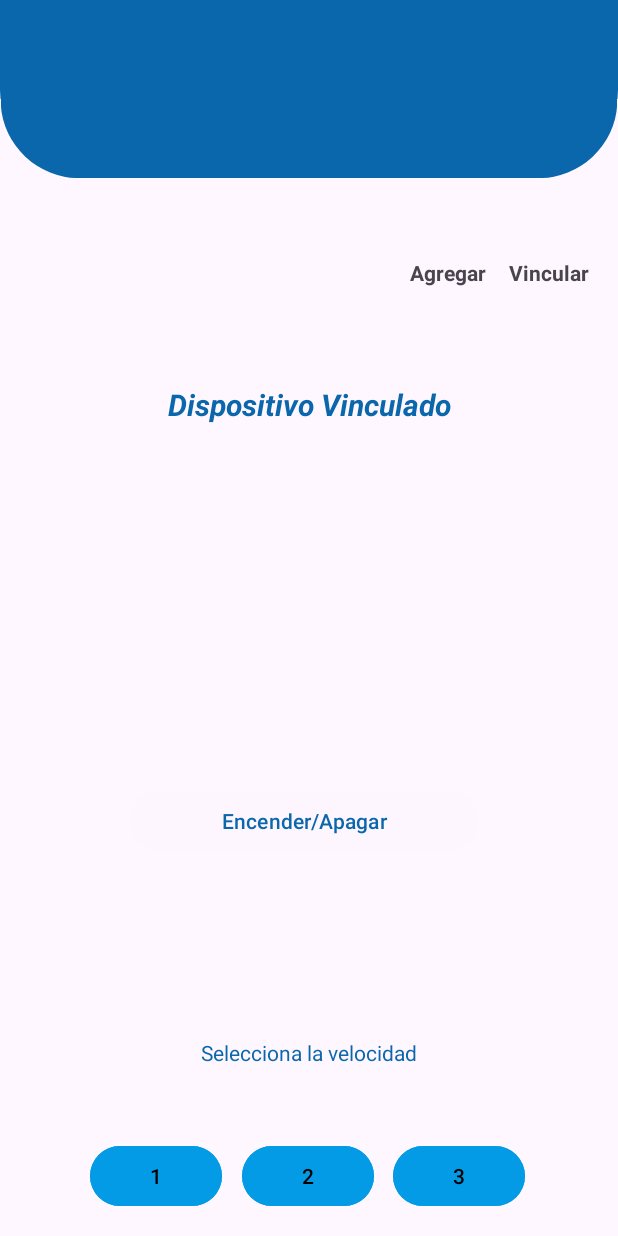
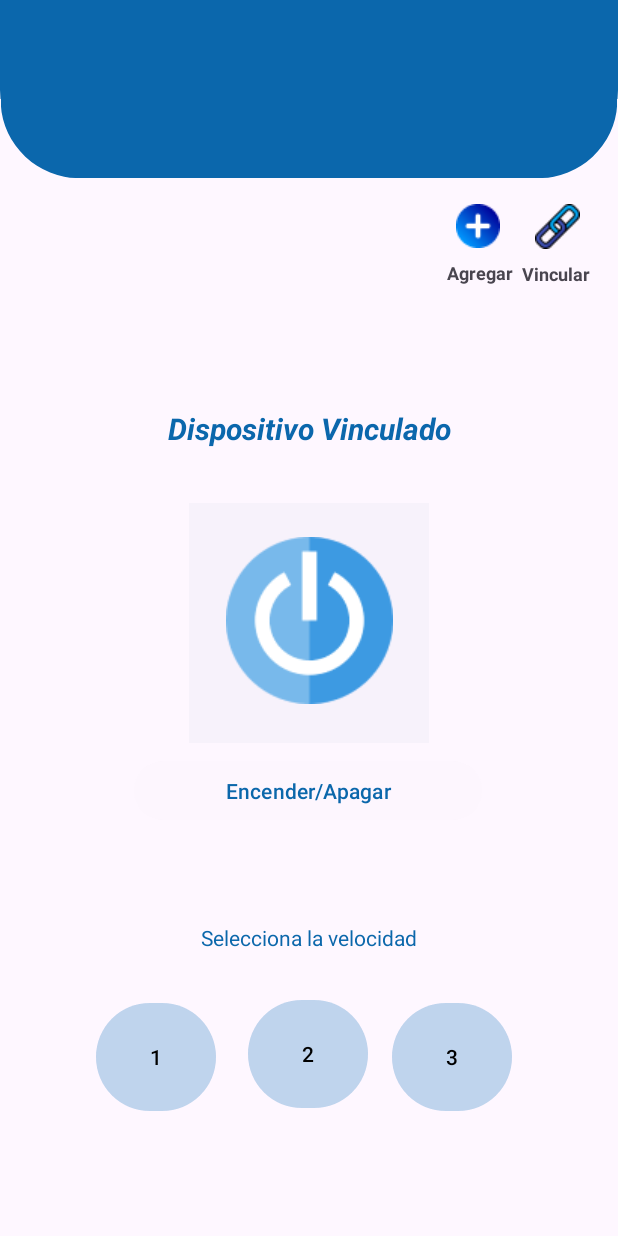
Before and after one commit to PedroJR45/Fanlink, an Android app: the Manejar_dispositivo screen opened directly, with no data from a screen before it, on a phone screen of 412 x 824 dp. Run offline under Robolectric (Android 15) with nearby library versions, the phone set to English and light mode, and no system bars.

Commit message:
Cambios id

```diff
--- a/app/src/main/AndroidManifest.xml
+++ b/app/src/main/AndroidManifest.xml
@@ -25,6 +25,9 @@
             android:name=".Iniciar_session"
             android:exported="false" />
         <activity
+            android:name=".registrarse"
+            android:exported="false" />
+        <activity
             android:name=".MainActivity"
             android:exported="true">
             <intent-filter>
@@ -33,6 +36,7 @@
                 <category android:name="android.intent.category.LAUNCHER" />
             </intent-filter>
         </activity>
+
     </application>
 
 </manifest>
--- a/app/src/main/res/layout/activity_manejar_dispositivo.xml
+++ b/app/src/main/res/layout/activity_manejar_dispositivo.xml
@@ -27,7 +27,7 @@
         android:id="@+id/textView4"
         android:layout_width="239dp"
         android:layout_height="55dp"
-        android:layout_marginTop="256dp"
+        android:layout_marginTop="272dp"
         android:text="Dispositivo Vinculado"
         android:textAlignment="center"
         android:textColor="#0B67AC"
@@ -41,88 +41,146 @@
         android:id="@+id/button"
         android:layout_width="232dp"
         android:layout_height="47dp"
-        android:layout_marginTop="212dp"
+        android:layout_marginTop="8dp"
         android:backgroundTint="#FDF6FE"
         android:text="Encender/Apagar"
         android:textColor="#0B67AB"
         app:layout_constraintEnd_toEndOf="parent"
-        app:layout_constraintHorizontal_bias="0.48"
+        app:layout_constraintHorizontal_bias="0.497"
         app:layout_constraintStart_toStartOf="parent"
-        app:layout_constraintTop_toBottomOf="@+id/textView4" />
+        app:layout_constraintTop_toBottomOf="@+id/view" />
 
     <TextView
         android:id="@+id/textView5"
         android:layout_width="224dp"
         android:layout_height="32dp"
-        android:layout_marginBottom="100dp"
+        android:layout_marginTop="25dp"
+        android:layout_marginBottom="144dp"
         android:text="Selecciona la velocidad"
         android:textAlignment="center"
         android:textColor="#0B67AB"
         app:layout_constraintBottom_toBottomOf="parent"
         app:layout_constraintEnd_toEndOf="parent"
         app:layout_constraintHorizontal_bias="0.497"
-        app:layout_constraintStart_toStartOf="parent" />
+        app:layout_constraintStart_toStartOf="parent"
+        app:layout_constraintTop_toBottomOf="@+id/button"
+        app:layout_constraintVertical_bias="0.545" />
 
     <Button
         android:id="@+id/button2"
-        android:layout_width="wrap_content"
-        android:layout_height="wrap_content"
+        android:layout_width="80dp"
+        android:layout_height="80dp"
         android:layout_marginBottom="16dp"
-        android:backgroundTint="#039BE5"
+        android:backgroundTint="#2D3887C3"
         android:text="1"
         app:layout_constraintBottom_toBottomOf="parent"
         app:layout_constraintEnd_toEndOf="parent"
-        app:layout_constraintHorizontal_bias="0.185"
-        app:layout_constraintStart_toStartOf="parent" />
+        app:layout_constraintHorizontal_bias="0.193"
+        app:layout_constraintStart_toStartOf="parent"
+        app:layout_constraintTop_toBottomOf="@+id/textView5"
+        app:layout_constraintVertical_bias="0.212" />
 
     <Button
         android:id="@+id/button3"
-        android:layout_width="wrap_content"
-        android:layout_height="wrap_content"
-        android:layout_marginBottom="16dp"
-        android:backgroundTint="#039BE5"
+        android:layout_width="80dp"
+        android:layout_height="80dp"
+        android:layout_marginStart="10dp"
+        android:layout_marginBottom="52dp"
+        android:backgroundTint="#2D3887C3"
         android:text="2"
         app:layout_constraintBottom_toBottomOf="parent"
         app:layout_constraintEnd_toEndOf="parent"
-        app:layout_constraintHorizontal_bias="0.498"
-        app:layout_constraintStart_toStartOf="parent" />
+        app:layout_constraintHorizontal_bias="0.062"
+        app:layout_constraintStart_toEndOf="@+id/button2"
+        app:layout_constraintTop_toBottomOf="@+id/textView5"
+        app:layout_constraintVertical_bias="0.338" />
 
     <Button
         android:id="@+id/button4"
-        android:layout_width="wrap_content"
-        android:layout_height="wrap_content"
+        android:layout_width="80dp"
+        android:layout_height="80dp"
         android:layout_marginBottom="16dp"
-        android:backgroundTint="#039BE5"
+        android:backgroundTint="#2D3887C3"
         android:text="3"
         app:layout_constraintBottom_toBottomOf="parent"
         app:layout_constraintEnd_toEndOf="parent"
-        app:layout_constraintHorizontal_bias="0.808"
-        app:layout_constraintStart_toStartOf="parent" />
+        app:layout_constraintHorizontal_bias="0.186"
+        app:layout_constraintStart_toEndOf="@+id/button3"
+        app:layout_constraintTop_toBottomOf="@+id/textView5"
+        app:layout_constraintVertical_bias="0.212" />
+
+    <View
+        android:id="@+id/view"
+        android:layout_width="160dp"
+        android:layout_height="160dp"
+        android:layout_marginTop="8dp"
+        android:background="#071A4C73"
+        app:layout_constraintEnd_toEndOf="parent"
+        app:layout_constraintStart_toStartOf="parent"
+        app:layout_constraintTop_toBottomOf="@+id/textView4" />
 
     <TextView
         android:id="@+id/textView6"
         android:layout_width="wrap_content"
         android:layout_height="wrap_content"
-        android:layout_marginTop="52dp"
+        android:layout_marginTop="8dp"
         android:text="Agregar"
+        android:textSize="12sp"
         android:textStyle="bold"
         app:layout_constraintEnd_toEndOf="parent"
-        app:layout_constraintHorizontal_bias="0.757"
+        app:layout_constraintHorizontal_bias="0.809"
         app:layout_constraintStart_toStartOf="parent"
-        app:layout_constraintTop_toBottomOf="@+id/fondoHome" />
+        app:layout_constraintTop_toBottomOf="@+id/imgAgregar" />
 
     <TextView
         android:id="@+id/textView8"
         android:layout_width="59dp"
         android:layout_height="19dp"
-        android:layout_marginTop="52dp"
+        android:layout_marginTop="8dp"
         android:text="Vincular"
         android:textAlignment="center"
+        android:textSize="12sp"
         android:textStyle="bold"
         app:layout_constraintEnd_toEndOf="parent"
-        app:layout_constraintHorizontal_bias="0.954"
+        app:layout_constraintHorizontal_bias="0.968"
         app:layout_constraintStart_toStartOf="parent"
-        app:layout_constraintTop_toBottomOf="@+id/fondoHome" />
+        app:layout_constraintTop_toBottomOf="@+id/imgVincular" />
+
+
+    <ImageView
+        android:id="@+id/imgAgregar"
+        android:layout_width="wrap_content"
+        android:layout_height="wrap_content"
+        android:layout_marginStart="304dp"
+        android:layout_marginTop="16dp"
+        app:layout_constraintStart_toStartOf="parent"
+        app:layout_constraintTop_toBottomOf="@+id/fondoHome"
+        app:srcCompat="@drawable/agregar" />
+
+    <ImageView
+        android:id="@+id/imgVincular"
+        android:layout_width="wrap_content"
+        android:layout_height="wrap_content"
+        android:layout_marginStart="20dp"
+        android:layout_marginTop="16dp"
+        android:layout_marginEnd="25dp"
+        app:layout_constraintEnd_toEndOf="parent"
+        app:layout_constraintHorizontal_bias="1.0"
+        app:layout_constraintStart_toEndOf="@+id/imgAgregar"
+        app:layout_constraintTop_toBottomOf="@+id/fondoHome"
+        app:srcCompat="@drawable/vincular" />
+
+    <ImageView
+        android:id="@+id/imageEncendidoApagado"
+        android:layout_width="wrap_content"
+        android:layout_height="wrap_content"
+        app:layout_constraintBottom_toBottomOf="@+id/view"
+        app:layout_constraintEnd_toEndOf="@+id/view"
+        app:layout_constraintHorizontal_bias="0.509"
+        app:layout_constraintStart_toStartOf="@+id/view"
+        app:layout_constraintTop_toTopOf="@+id/view"
+        app:layout_constraintVertical_bias="0.47"
+        app:srcCompat="@drawable/boton_encendido" />
 
 
 </androidx.constraintlayout.widget.ConstraintLayout>
```
Also changed, not shown: app/src/main/java/com/example/fanlynk/registrarse.kt (added, +21 -0 lines), app/src/main/res/layout/activity_home.xml (+17 -14 lines), app/src/main/res/layout/activity_iniciar_sesion.xml (+24 -23 lines), app/src/main/res/layout/activity_registro.xml (+20 -17 lines), app/src/main/res/layout/activity_registro2.xml (+7 -7 lines), app/src/main/res/drawable/agregar.png (added), app/src/main/res/drawable/boton_encendido.png (added), app/src/main/res/drawable/vincular.png (added).
